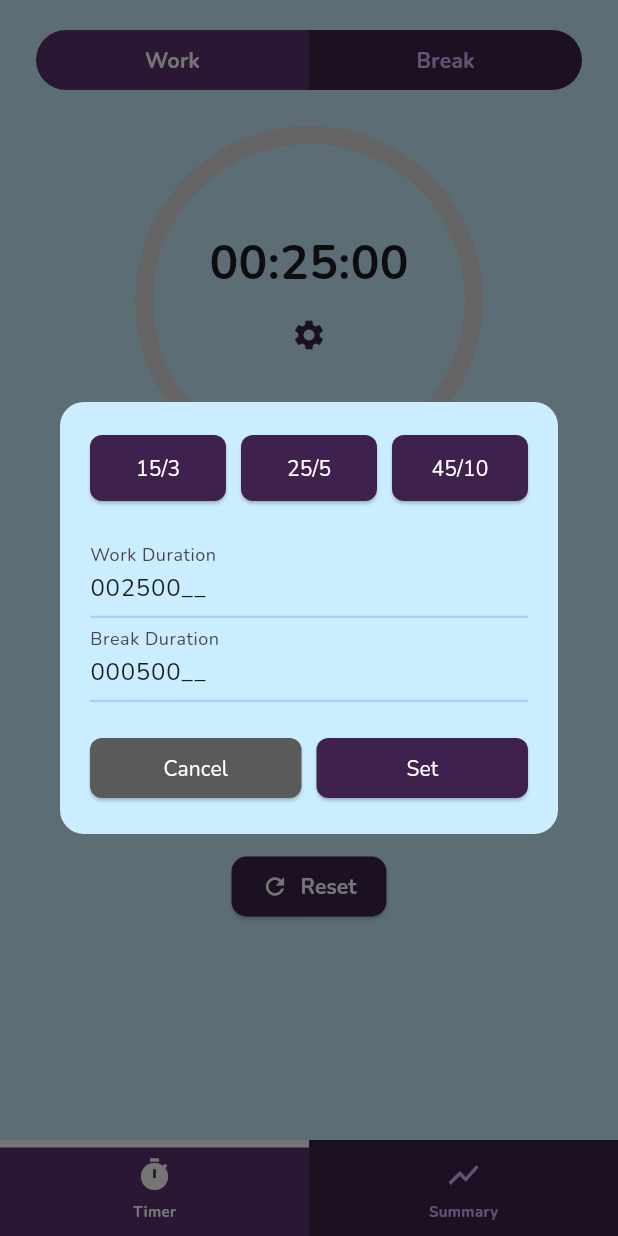
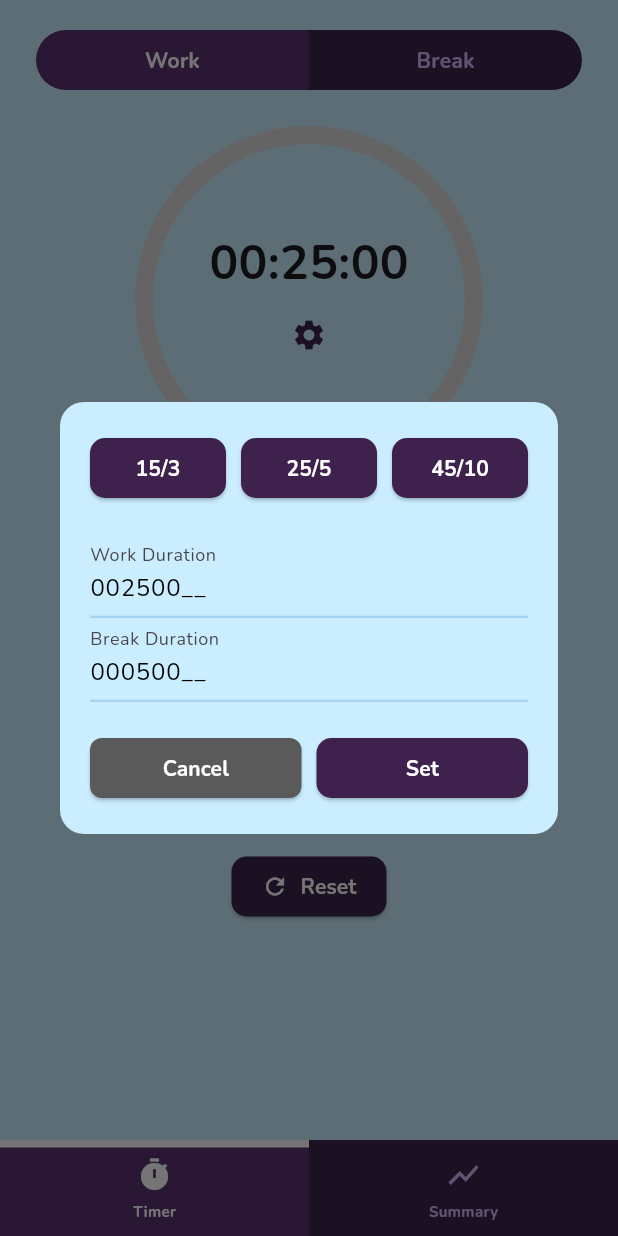
Before and after one commit to lazuardi-kipidapp/pomodoro_timer, a Flutter app: the screen it shows after launch, after a tap on the "settings" icon, on a phone screen of 412 x 824 dp. Run offline on Flutter 3.47's test engine with Material 3 defaults, Android fonts, the phone set to English and light mode, and no system bars; our stand-ins replace awesome_notifications, flutter_local_notifications, mask_text_input_formatter, shared_preferences.

Commit message:
dialog box uni styling

```diff
--- a/lib/screens/timer_screen.dart
+++ b/lib/screens/timer_screen.dart
@@ -107,9 +107,11 @@ class _TimerScreenState extends State<TimerScreen> {
   Widget build(BuildContext context) {
     return Scaffold(
       backgroundColor: AppColors.backgroundBlue,
+      resizeToAvoidBottomInset: true,
       body: SafeArea(
         child: Padding(
           padding: const EdgeInsets.symmetric(horizontal: 24.0),
+          child: SingleChildScrollView(
             child: Column(
               children: [
                 const SizedBox(height: 20),
@@ -151,6 +153,7 @@ class _TimerScreenState extends State<TimerScreen> {
             ),
           ),
         ),
+      ),
     );
   }
 
--- a/lib/theme/app_button_styles.dart
+++ b/lib/theme/app_button_styles.dart
@@ -8,4 +8,10 @@ class AppButtonStyles {
     shape: RoundedRectangleBorder(borderRadius: BorderRadius.circular(10)),
     padding: const EdgeInsets.symmetric(horizontal: 20, vertical: 10),
   );
+  static final secondary = ElevatedButton.styleFrom(
+    backgroundColor: AppColors.buttonGrayBG,
+    foregroundColor: AppColors.buttonGrayLabel,
+    shape: RoundedRectangleBorder(borderRadius: BorderRadius.circular(8)),
+    padding: const EdgeInsets.symmetric(horizontal: 20, vertical: 10),
+  );
 }
--- a/lib/widgets/custom_timer_dialog.dart
+++ b/lib/widgets/custom_timer_dialog.dart
@@ -1,5 +1,7 @@
 import 'package:flutter/material.dart';
+import 'package:pomodoro_timer/theme/app_button_styles.dart';
 import 'package:pomodoro_timer/theme/app_colors.dart';
+import 'package:pomodoro_timer/theme/app_text_styles.dart';
 import 'package:pomodoro_timer/utils/utils.dart';
 import 'package:pomodoro_timer/widgets/duration_input_field.dart';
 
@@ -85,12 +87,8 @@ class _CustomTimerDialogState extends State<CustomTimerDialog> {
                       Expanded(
                         child: ElevatedButton(
                           onPressed: () => Navigator.pop(context, null),
-                          style: ElevatedButton.styleFrom(
-                            backgroundColor: AppColors.buttonGrayBG,
-                            foregroundColor: AppColors.buttonGrayLabel,
-                            shape: RoundedRectangleBorder(borderRadius: BorderRadius.circular(8)),
-                          ),
-                          child: Text("Cancel"),
+                          style: AppButtonStyles.secondary,
+                          child: Text("Cancel", style: AppTextStyles.button),
                         ),
                       ),
                       const SizedBox(width: 10),
@@ -106,12 +104,8 @@ class _CustomTimerDialogState extends State<CustomTimerDialog> {
                               });
                             }
                           },
-                          style: ElevatedButton.styleFrom(
-                            backgroundColor: AppColors.buttonPurpleBG, // warna ungu gelap
-                            foregroundColor: AppColors.buttonPurpleLabel,
-                            shape: RoundedRectangleBorder(borderRadius: BorderRadius.circular(8)),
-                          ),
-                          child: Text("Set"),
+                          style: AppButtonStyles.regular,
+                          child: Text("Set", style: AppTextStyles.button),
                         ),
                       ),
                     ],
@@ -136,13 +130,8 @@ class _CustomTimerDialogState extends State<CustomTimerDialog> {
     return Expanded(
       child: ElevatedButton(
         onPressed: callBack,
-        style: ElevatedButton.styleFrom(
-          backgroundColor: AppColors.buttonPurpleBG, // warna ungu gelap
-          foregroundColor: AppColors.buttonPurpleLabel,
-          shape: RoundedRectangleBorder(borderRadius: BorderRadius.circular(8)),
-          padding: const EdgeInsets.symmetric(horizontal: 16, vertical: 12),
-        ),
-        child: Text(label),
+        style: AppButtonStyles.regular,
+        child: Text(label, style: AppTextStyles.button),
       ),
     );
   }
--- a/lib/widgets/duration_input_field.dart
+++ b/lib/widgets/duration_input_field.dart
@@ -23,6 +23,8 @@ class _DurationInputFieldState extends State<DurationInputField> {
   final String _mask = '##:##:##';
   final String _placeholder = '__:__:__';
   late final MaskTextInputFormatter _maskFormatter;
+  late FocusNode _focusNode;
+  bool _isFocused = false;
 
   @override
   void initState() {
@@ -56,6 +58,20 @@ void initState() {
     } else {
       widget.controller.text = _placeholder;
     }
+
+    _focusNode = FocusNode();
+
+    _focusNode.addListener(() {
+      setState(() {
+        _isFocused = _focusNode.hasFocus;
+      });
+    });
+  }
+
+  @override
+  void dispose() {
+    _focusNode.dispose();
+    super.dispose();
   }
 
 
@@ -89,9 +105,15 @@ void initState() {
   @override
   Widget build(BuildContext context) {
     return TextFormField(
+      focusNode: _focusNode,
       controller: widget.controller,
       keyboardType: TextInputType.number,
       inputFormatters: [_maskFormatter],
+      style: TextStyle(
+        fontWeight: _isFocused ? FontWeight.w700 : FontWeight.w400,
+        fontSize: 16,
+        color: Colors.black,
+      ),
       decoration: InputDecoration(
         labelText: widget.label,
         hintText: widget.hintText,
```
Lines whose indentation alone changed are shown as unchanged.
